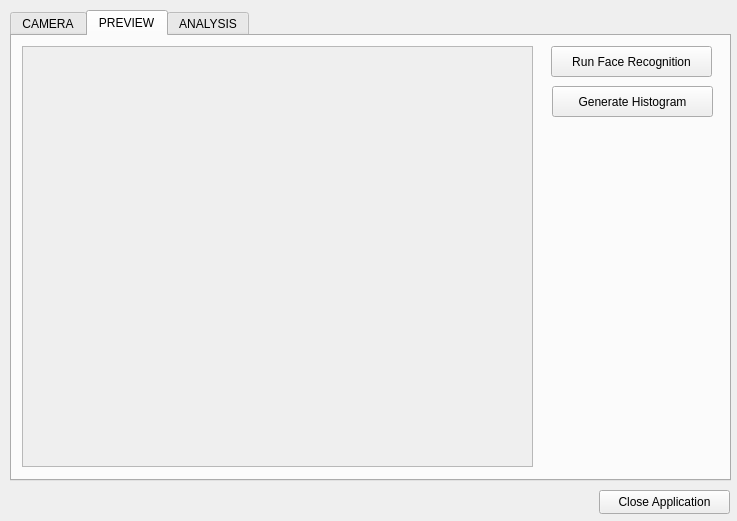
Qt form qtExamples/QtFaceRecognition/widget.ui (DarkSector/qt-project) before a commit.
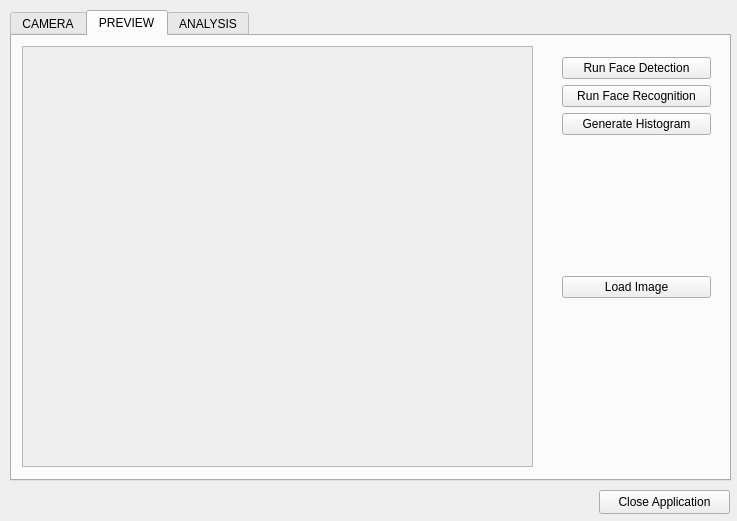
The same form after that commit. The open tabs and pages were chosen to show the change.

Commit message: Added a button for selecting file if preview is to be used directly

The edit to the form file:
```diff
--- a/qtExamples/QtFaceRecognition/widget.ui
+++ b/qtExamples/QtFaceRecognition/widget.ui
@@ -99,32 +99,6 @@
     <attribute name="title">
      <string>PREVIEW</string>
     </attribute>
-    <widget class="QPushButton" name="runFaceRecognition">
-     <property name="geometry">
-      <rect>
-       <x>539</x>
-       <y>10</y>
-       <width>161</width>
-       <height>31</height>
-      </rect>
-     </property>
-     <property name="text">
-      <string>Run Face Recognition</string>
-     </property>
-    </widget>
-    <widget class="QPushButton" name="generateHistogram">
-     <property name="geometry">
-      <rect>
-       <x>540</x>
-       <y>50</y>
-       <width>161</width>
-       <height>31</height>
-      </rect>
-     </property>
-     <property name="text">
-      <string>Generate Histogram</string>
-     </property>
-    </widget>
     <widget class="QScrollArea" name="imagePreviewScrollArea">
      <property name="geometry">
       <rect>
@@ -148,6 +122,72 @@
       </property>
      </widget>
     </widget>
+    <widget class="QWidget" name="">
+     <property name="geometry">
+      <rect>
+       <x>539</x>
+       <y>10</y>
+       <width>171</width>
+       <height>421</height>
+      </rect>
+     </property>
+     <layout class="QVBoxLayout" name="verticalLayout">
+      <item>
+       <widget class="QPushButton" name="runFaceDetection">
+        <property name="text">
+         <string>Run Face Detection</string>
+        </property>
+       </widget>
+      </item>
+      <item>
+       <widget class="QPushButton" name="runFaceRecognition">
+        <property name="text">
+         <string>Run Face Recognition</string>
+        </property>
+       </widget>
+      </item>
+      <item>
+       <widget class="QPushButton" name="generateHistogram">
+        <property name="text">
+         <string>Generate Histogram</string>
+        </property>
+       </widget>
+      </item>
+      <item>
+       <spacer name="verticalSpacer">
+        <property name="orientation">
+         <enum>Qt::Vertical</enum>
+        </property>
+        <property name="sizeHint" stdset="0">
+         <size>
+          <width>68</width>
+          <height>68</height>
+         </size>
+        </property>
+       </spacer>
+      </item>
+      <item>
+       <widget class="QPushButton" name="loadImage">
+        <property name="text">
+         <string>Load Image</string>
+        </property>
+       </widget>
+      </item>
+      <item>
+       <spacer name="verticalSpacer_2">
+        <property name="orientation">
+         <enum>Qt::Vertical</enum>
+        </property>
+        <property name="sizeHint" stdset="0">
+         <size>
+          <width>68</width>
+          <height>158</height>
+         </size>
+        </property>
+       </spacer>
+      </item>
+     </layout>
+    </widget>
    </widget>
    <widget class="QWidget" name="analysisTab">
     <attribute name="title">
```
Left out of the diff: 2 changed lines with no effect on the pictures. The commit also changes 2 other files.
